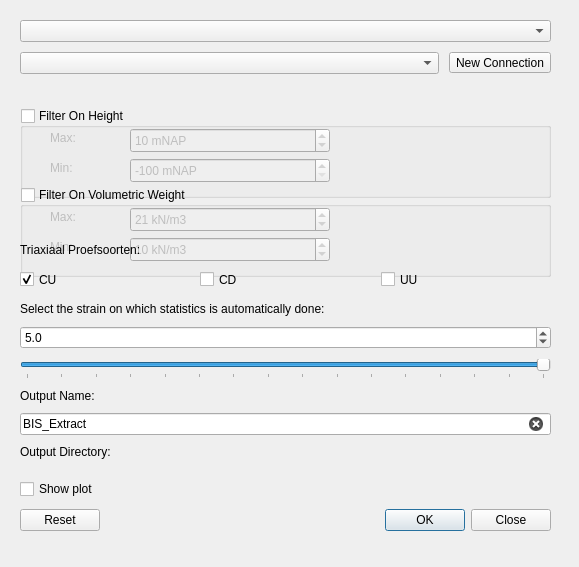
Old version of the form db_connect_dialog_base.ui in the repository KRS-dev/proeven_verzameling_plugin.
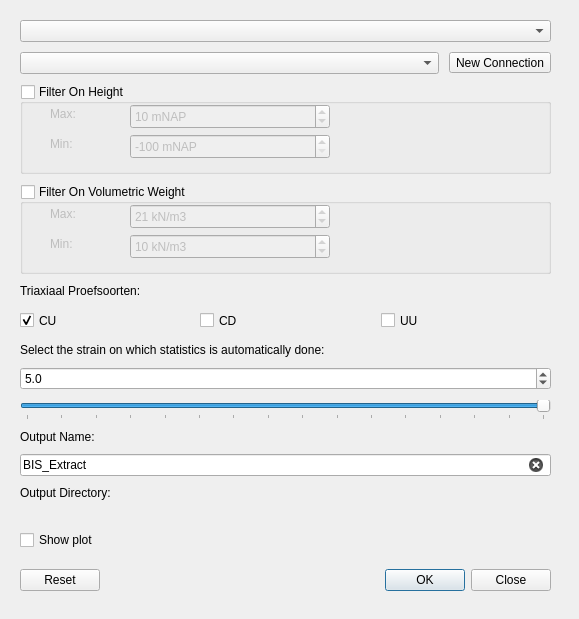
New version of the form. Custom widgets are drawn as their Qt base class.

What changed in the file:
```diff
--- a/db_connect_dialog_base.ui
+++ b/db_connect_dialog_base.ui
@@ -7,7 +7,7 @@
     <x>0</x>
     <y>0</y>
     <width>579</width>
-    <height>567</height>
+    <height>619</height>
    </rect>
   </property>
   <property name="sizePolicy">
@@ -25,7 +25,7 @@
      <x>10</x>
      <y>10</y>
      <width>551</width>
-     <height>531</height>
+     <height>591</height>
     </rect>
    </property>
    <property name="sizePolicy">
@@ -70,7 +70,7 @@
     <item>
      <widget class="QgsCollapsibleGroupBox" name="cb_filterOnHeight">
       <property name="sizePolicy">
-       <sizepolicy hsizetype="Preferred" vsizetype="Minimum">
+       <sizepolicy hsizetype="Preferred" vsizetype="Preferred">
         <horstretch>0</horstretch>
         <verstretch>0</verstretch>
        </sizepolicy>
@@ -84,7 +84,7 @@
       <property name="maximumSize">
        <size>
         <width>2000</width>
-        <height>22</height>
+        <height>16777215</height>
        </size>
       </property>
       <property name="title">
@@ -177,7 +177,7 @@
     <item>
      <widget class="QgsCollapsibleGroupBox" name="cb_filterOnVolumetricWeight">
       <property name="sizePolicy">
-       <sizepolicy hsizetype="Preferred" vsizetype="Minimum">
+       <sizepolicy hsizetype="Preferred" vsizetype="Preferred">
         <horstretch>0</horstretch>
         <verstretch>0</verstretch>
        </sizepolicy>
@@ -191,7 +191,7 @@
       <property name="maximumSize">
        <size>
         <width>2000</width>
-        <height>22</height>
+        <height>16777215</height>
        </size>
       </property>
       <property name="title">
```
Left out of the diff: 4 changed lines with no effect on the pictures.
